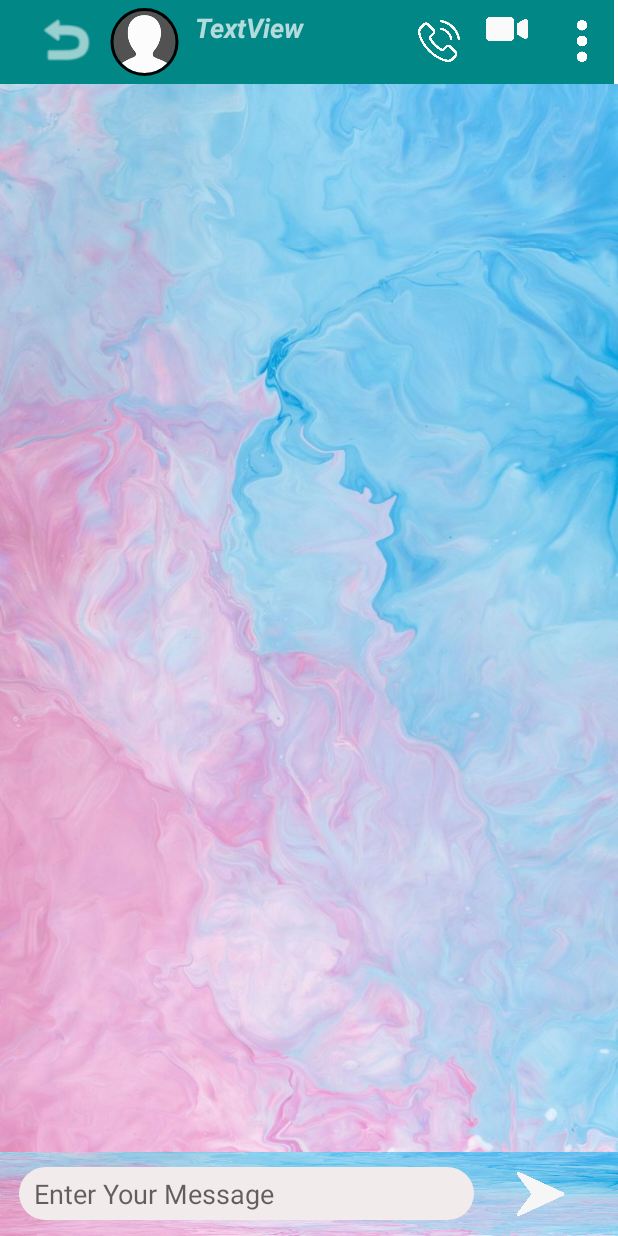
After one commit to DaRkSoUl1690/ChattingApp, an Android app: the layout activity_group_chat.xml on its own in the app's theme, with its tools: preview values and no code run, on a phone screen of 412 x 824 dp. The commit adds this screen. Run offline under Robolectric (Android 15) with nearby library versions, the phone set to English and light mode, and no system bars.

Commit message:
another Commit

```diff
--- a/app/src/main/AndroidManifest.xml
+++ b/app/src/main/AndroidManifest.xml
@@ -10,23 +10,22 @@
         android:supportsRtl="true"
         android:theme="@style/Theme.ChattingApp">
         <activity
+            android:name=".GroupChat"
+            android:exported="true" />
+        <activity
             android:name=".chatDetail"
             android:exported="true" />
         <activity
             android:name=".login_Activity"
             android:exported="true" />
         <activity android:name=".IntroductoryActivity">
-
             <intent-filter>
                 <action android:name="android.intent.action.MAIN" />
 
                 <category android:name="android.intent.category.LAUNCHER" />
             </intent-filter>
-
         </activity>
-        <activity android:name=".MainActivity">
-
-        </activity>
+        <activity android:name=".MainActivity"></activity>
     </application>
 
 </manifest>
--- /dev/null
+++ b/app/src/main/java/com/vedant/chattingapp/GroupChat.java
@@ -0,0 +1,18 @@
+package com.vedant.chattingapp;
+
+import androidx.appcompat.app.AppCompatActivity;
+
+import android.os.Bundle;
+
+import com.vedant.chattingapp.databinding.ActivityGroupChatBinding;
+
+public class GroupChat extends AppCompatActivity {
+
+    ActivityGroupChatBinding binding;
+
+    @Override
+    protected void onCreate(Bundle savedInstanceState) {
+        super.onCreate(savedInstanceState);
+        binding = ActivityGroupChatBinding.inflate(getLayoutInflater()) ;
+        setContentView(binding.getRoot());
+}
--- a/app/src/main/java/com/vedant/chattingapp/MainActivity.java
+++ b/app/src/main/java/com/vedant/chattingapp/MainActivity.java
@@ -63,6 +63,11 @@ public class MainActivity extends AppCompatActivity {
                 startActivity(intent);
                 break;
 
+            case R.id.groupChat:
+                Intent intent1 = new Intent(this,GroupChat.class);
+                startActivity(intent1);
+                break;
+
         }
 
         return true;
--- /dev/null
+++ b/app/src/main/res/layout/activity_group_chat.xml
@@ -0,0 +1,164 @@
+<?xml version="1.0" encoding="utf-8"?>
+<RelativeLayout xmlns:android="http://schemas.android.com/apk/res/android"
+    xmlns:app="http://schemas.android.com/apk/res-auto"
+    xmlns:tools="http://schemas.android.com/tools"
+    android:layout_width="match_parent"
+    android:layout_height="match_parent"
+    tools:context=".GroupChat">
+
+    <androidx.appcompat.widget.Toolbar
+        android:id="@+id/toolbar"
+        android:layout_width="409dp"
+        android:layout_height="wrap_content"
+        android:background="@color/teal_700"
+        android:minHeight="?attr/actionBarSize"
+        android:theme="?attr/actionBarTheme"
+        app:layout_constraintBottom_toBottomOf="parent"
+        app:layout_constraintEnd_toEndOf="parent"
+        app:layout_constraintHorizontal_bias="0.0"
+        app:layout_constraintStart_toStartOf="parent"
+        app:layout_constraintTop_toTopOf="parent"
+        app:layout_constraintVertical_bias="0.0" >
+
+
+
+
+        <androidx.constraintlayout.widget.ConstraintLayout
+            android:layout_width="match_parent"
+            android:layout_height="match_parent">
+
+            <ImageView
+                android:id="@+id/back"
+                android:layout_width="52dp"
+                android:layout_height="42dp"
+                android:backgroundTint="#F3ECEC"
+                app:layout_constraintBottom_toBottomOf="parent"
+                app:layout_constraintEnd_toEndOf="parent"
+                app:layout_constraintHorizontal_bias="0.005"
+                app:layout_constraintStart_toStartOf="parent"
+                app:layout_constraintTop_toTopOf="parent"
+                app:layout_constraintVertical_bias="0.004"
+                app:srcCompat="@android:drawable/ic_menu_revert"
+                app:tint="#FFFFFF" />
+
+            <ImageView
+                android:id="@+id/imageView6"
+                android:layout_width="32dp"
+                android:layout_height="28dp"
+                android:layout_marginTop="8dp"
+                app:layout_constraintEnd_toEndOf="parent"
+                app:layout_constraintHorizontal_bias="0.268"
+                app:layout_constraintStart_toEndOf="@+id/textView4"
+                app:layout_constraintTop_toTopOf="parent"
+                app:srcCompat="@drawable/call"
+                app:tint="#FFFFFF" />
+
+            <ImageView
+                android:id="@+id/imageView7"
+                android:layout_width="37dp"
+                android:layout_height="28dp"
+                app:layout_constraintBottom_toBottomOf="parent"
+                app:layout_constraintEnd_toEndOf="parent"
+                app:layout_constraintHorizontal_bias="0.852"
+                app:layout_constraintStart_toStartOf="parent"
+                app:layout_constraintTop_toTopOf="parent"
+                app:layout_constraintVertical_bias="0.011"
+                app:srcCompat="@drawable/video_call"
+                app:tint="#FBFAFA" />
+
+            <ImageView
+                android:id="@+id/imageView8"
+                android:layout_width="40dp"
+                android:layout_height="28dp"
+
+                android:layout_marginTop="8dp"
+                app:layout_constraintEnd_toEndOf="parent"
+                app:layout_constraintHorizontal_bias="0.997"
+                app:layout_constraintStart_toStartOf="parent"
+                app:layout_constraintTop_toTopOf="parent"
+                app:srcCompat="@drawable/menu"
+                app:tint="#FFFFFF" />
+
+            <TextView
+                android:id="@+id/textView4"
+                android:layout_width="120dp"
+                android:layout_height="26dp"
+                android:paddingLeft="10dp"
+                android:text="TextView"
+                android:textSize="18dp"
+                android:textStyle="normal|bold|italic"
+                app:layout_constraintBottom_toBottomOf="parent"
+                app:layout_constraintEnd_toEndOf="parent"
+                app:layout_constraintHorizontal_bias="0.381"
+                app:layout_constraintStart_toStartOf="parent"
+                app:layout_constraintTop_toTopOf="parent"
+                app:layout_constraintVertical_bias="0.022" />
+
+
+
+            <de.hdodenhof.circleimageview.CircleImageView
+                android:id="@+id/profile_image"
+                android:layout_width="55dp"
+                android:layout_height="45dp"
+
+                android:src="@drawable/userimg"
+                app:civ_border_color="#FF000000"
+                app:civ_border_width="2dp"
+                app:layout_constraintBottom_toBottomOf="parent"
+                app:layout_constraintEnd_toEndOf="parent"
+                app:layout_constraintHorizontal_bias="0.156"
+                app:layout_constraintStart_toStartOf="parent"
+                app:layout_constraintTop_toTopOf="parent"
+                app:layout_constraintVertical_bias="0.004" />
+
+
+        </androidx.constraintlayout.widget.ConstraintLayout>
+
+    </androidx.appcompat.widget.Toolbar>
+
+    <androidx.recyclerview.widget.RecyclerView
+        android:id="@+id/recyclerView"
+
+        android:layout_width="match_parent"
+        android:layout_height="match_parent"
+        android:layout_above="@id/linearLayout"
+        android:layout_below="@id/toolbar"
+        android:background="@drawable/cawall" />
+
+    <LinearLayout
+        android:id="@+id/linearLayout"
+        android:layout_width="match_parent"
+        android:layout_height="56dp"
+        android:layout_alignParentBottom="true"
+        android:background="@drawable/cawall"
+        android:gravity="center"
+        android:orientation="horizontal">
+
+        <EditText
+            android:id="@+id/messagebar"
+            android:layout_width="303dp"
+            android:layout_height="35dp"
+
+            android:background="@drawable/shape2"
+
+            android:backgroundTint="#F1EBEB"
+            android:ems="10"
+            android:hint="Enter Your Message"
+            android:inputType="textPersonName"
+            android:paddingLeft="10dp"
+            android:paddingRight="5dp" />
+
+        <ImageView
+            android:id="@+id/send"
+            android:layout_width="78dp"
+            android:layout_height="32dp"
+            android:layout_gravity="center"
+            android:layout_marginLeft="5dp"
+            android:backgroundTint="#F3F3F3"
+            app:tint="#F6F6F6"
+            app:srcCompat="@drawable/send" />
+
+    </LinearLayout>
+
+
+</RelativeLayout>
--- a/app/src/main/res/menu/menu.xml
+++ b/app/src/main/res/menu/menu.xml
@@ -6,6 +6,11 @@
         android:id="@+id/setting"
         android:title="Setting" />
     <item
+        android:id="@+id/groupChat"
+        android:title="Group Chat" />
+    <item
         android:id="@+id/logout"
         android:title="Logout" />
+
+
 </menu>
```
